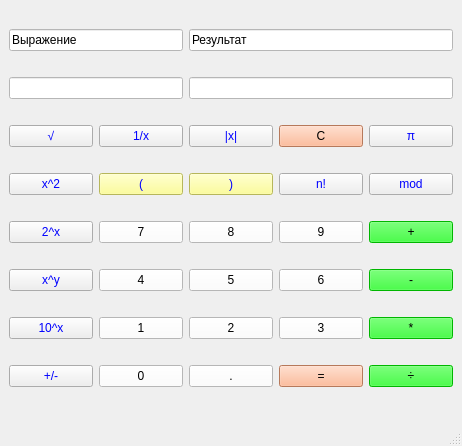
Arturata/Calculator, file Calculator.ui: the form before one commit.
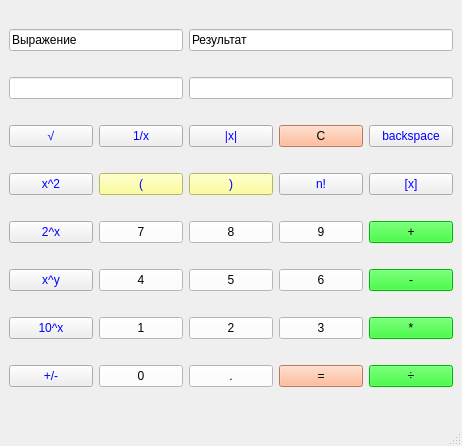
The form after the commit.

The edit to the form file:
```diff
--- a/Calculator.ui
+++ b/Calculator.ui
@@ -10,6 +10,18 @@
     <height>446</height>
    </rect>
   </property>
+  <property name="minimumSize">
+   <size>
+    <width>462</width>
+    <height>446</height>
+   </size>
+  </property>
+  <property name="maximumSize">
+   <size>
+    <width>462</width>
+    <height>446</height>
+   </size>
+  </property>
   <property name="windowTitle">
    <string>MainWindow</string>
   </property>
@@ -59,7 +71,7 @@
 </string>
       </property>
       <property name="text">
-       <string>mod</string>
+       <string>[x]</string>
       </property>
      </widget>
     </item>
@@ -407,7 +419,7 @@
 font: 11pt &quot;MS Shell Dlg 2&quot;;</string>
       </property>
       <property name="text">
-       <string>π</string>
+       <string>backspace</string>
       </property>
      </widget>
     </item>
```
Left out of the diff: 4 changed lines with no effect on the pictures.
